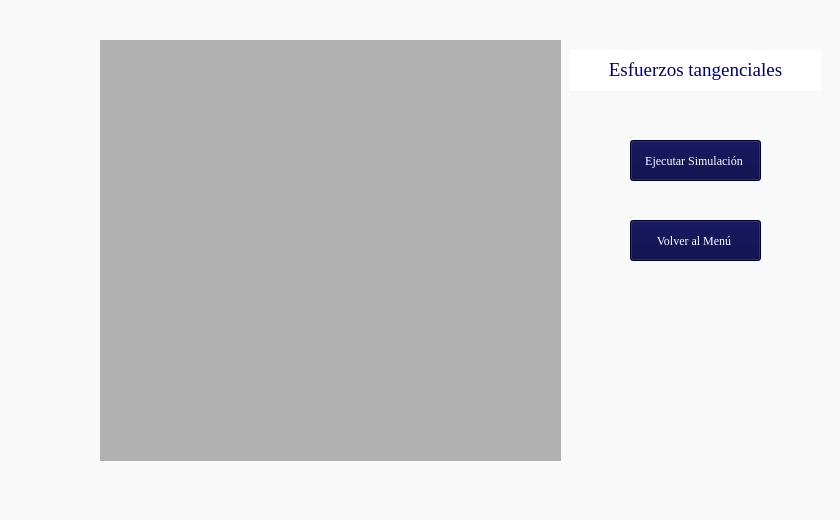
Above: resources/tangential_stress_window.ui from Jdparra2004/Simulacion_Hidrogeno before the change. Below: the same form after it.
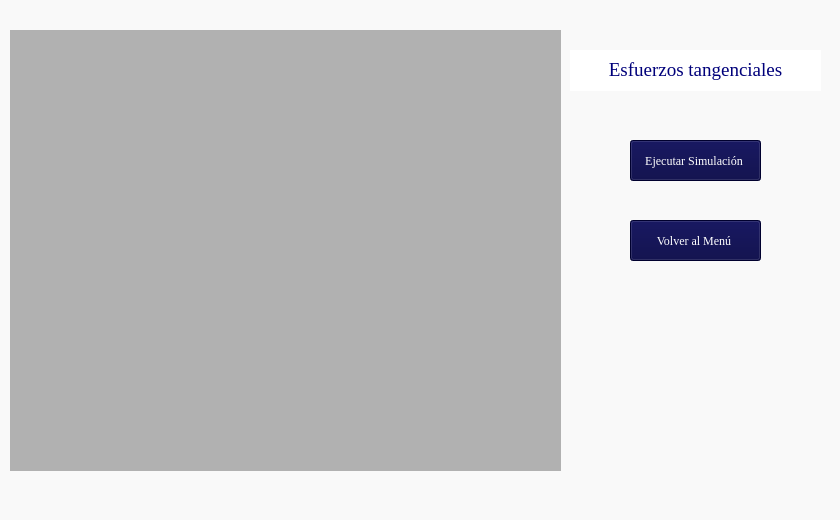
That is the form after the change. Icons and pictures are not drawn.

The edit to the form file:
```diff
--- a/resources/tangential_stress_window.ui
+++ b/resources/tangential_stress_window.ui
@@ -32,8 +32,8 @@
    <widget class="QLabel" name="label_2">
     <property name="geometry">
      <rect>
-      <x>0</x>
-      <y>0</y>
+      <x>740</x>
+      <y>410</y>
       <width>91</width>
       <height>81</height>
      </rect>
@@ -166,22 +166,22 @@
    <widget class="QWidget" name="WTangencial" native="true">
     <property name="geometry">
      <rect>
-      <x>100</x>
-      <y>40</y>
-      <width>461</width>
-      <height>421</height>
+      <x>10</x>
+      <y>30</y>
+      <width>551</width>
+      <height>441</height>
      </rect>
     </property>
     <property name="minimumSize">
      <size>
-      <width>461</width>
-      <height>421</height>
+      <width>551</width>
+      <height>441</height>
      </size>
     </property>
     <property name="maximumSize">
      <size>
-      <width>461</width>
-      <height>421</height>
+      <width>551</width>
+      <height>441</height>
      </size>
     </property>
     <property name="styleSheet">
```
Left out of the diff: 2 changed lines with no effect on the pictures.
